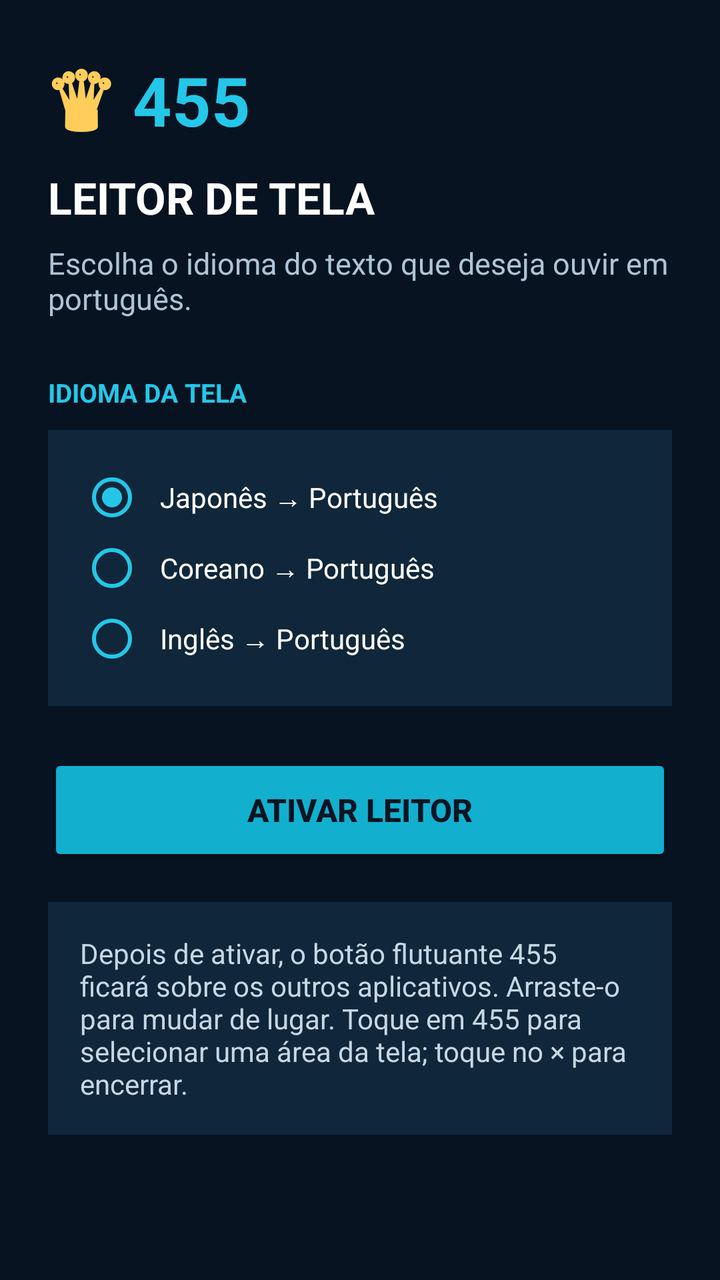
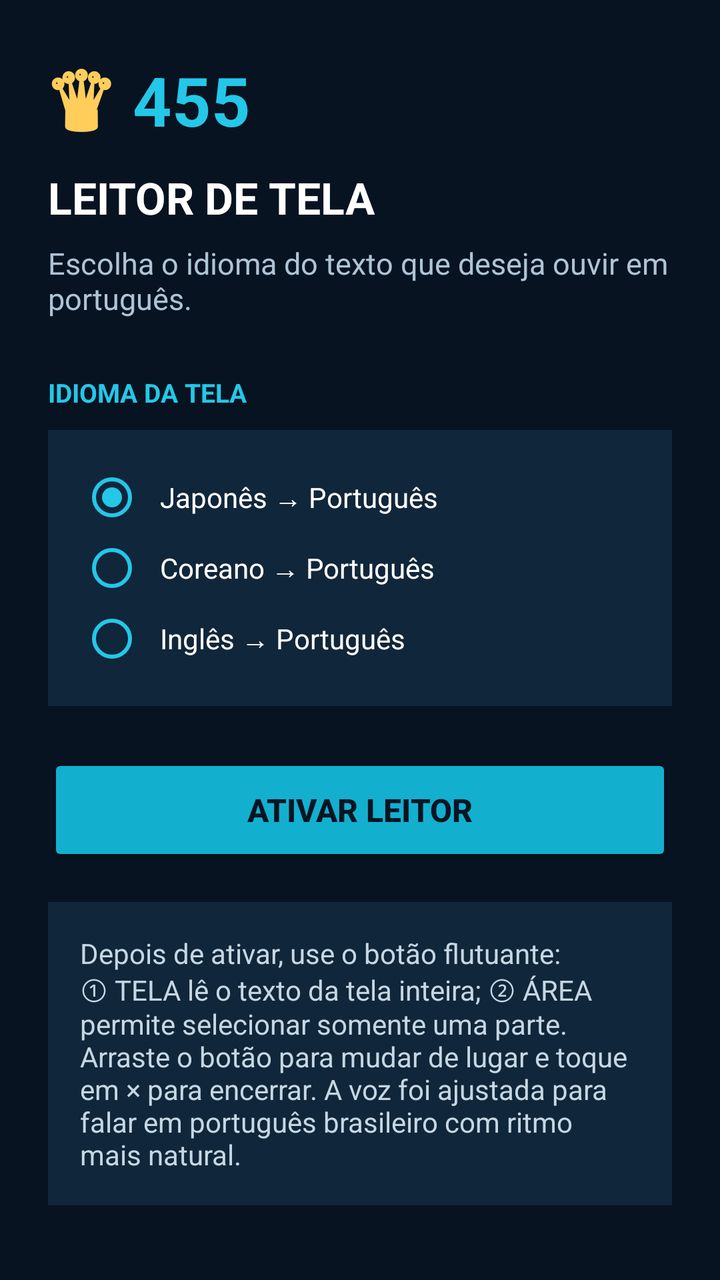

Two renders of the same Android screen: before a commit and after it. Below are the layout's source before the change and the commit's diff.
<!-- AndroidManifest.xml: application theme Theme.AppCompat.Light.DarkActionBar -->
<!-- res/layout/activity_main.xml -->
<?xml version="1.0" encoding="utf-8"?>
<ScrollView xmlns:android="http://schemas.android.com/apk/res/android" android:layout_width="match_parent" android:layout_height="match_parent" android:background="#071321" android:fillViewport="true">
<LinearLayout android:layout_width="match_parent" android:layout_height="wrap_content" android:orientation="vertical" android:padding="24dp">
<LinearLayout android:layout_width="wrap_content" android:layout_height="wrap_content" android:orientation="horizontal" android:gravity="center_vertical">
<TextView android:layout_width="wrap_content" android:layout_height="wrap_content" android:text="♛" android:textColor="#FFCD5A" android:textSize="38sp" android:textStyle="bold"/>
<TextView android:layout_width="wrap_content" android:layout_height="wrap_content" android:layout_marginStart="10dp" android:text="455" android:textColor="#24C7E8" android:textSize="34sp" android:textStyle="bold"/>
</LinearLayout>
<TextView android:layout_width="wrap_content" android:layout_height="wrap_content" android:layout_marginTop="8dp" android:text="LEITOR DE TELA" android:textColor="#FFFFFF" android:textSize="22sp" android:textStyle="bold"/>
<TextView android:layout_width="match_parent" android:layout_height="wrap_content" android:layout_marginTop="8dp" android:text="Escolha o idioma do texto que deseja ouvir em português." android:textColor="#AFC4D5" android:textSize="15sp"/>
<TextView android:layout_width="wrap_content" android:layout_height="wrap_content" android:layout_marginTop="28dp" android:text="IDIOMA DA TELA" android:textColor="#24C7E8" android:textStyle="bold" android:textSize="13sp"/>
<RadioGroup android:id="@+id/rgLang" android:layout_width="match_parent" android:layout_height="wrap_content" android:layout_marginTop="10dp" android:background="#10263A" android:padding="16dp">
<RadioButton android:id="@+id/rbJa" android:layout_width="match_parent" android:layout_height="wrap_content" android:checked="true" android:buttonTint="#24C7E8" android:text="Japonês → Português" android:textColor="#FFFFFF" android:padding="8dp"/>
<RadioButton android:id="@+id/rbKo" android:layout_width="match_parent" android:layout_height="wrap_content" android:buttonTint="#24C7E8" android:text="Coreano → Português" android:textColor="#FFFFFF" android:padding="8dp"/>
<RadioButton android:id="@+id/rbEn" android:layout_width="match_parent" android:layout_height="wrap_content" android:buttonTint="#24C7E8" android:text="Inglês → Português" android:textColor="#FFFFFF" android:padding="8dp"/>
</RadioGroup>
<Button android:id="@+id/btnStart" android:layout_width="match_parent" android:layout_height="56dp" android:layout_marginTop="24dp" android:backgroundTint="#13AFCF" android:text="ATIVAR LEITOR" android:textColor="#061522" android:textStyle="bold" android:textSize="16sp"/>
<TextView android:layout_width="match_parent" android:layout_height="wrap_content" android:layout_marginTop="18dp" android:background="#10263A" android:padding="16dp" android:text="Depois de ativar, o botão flutuante 455 ficará sobre os outros aplicativos. Arraste-o para mudar de lugar. Toque em 455 para selecionar uma área da tela; toque no × para encerrar." android:textColor="#C6D7E4" android:textSize="14sp"/>
</LinearLayout>
</ScrollView>
<!-- resources referenced by this layout -->
<resources>

</resources>

<!-- the commit's change to res/layout/activity_main.xml (unified diff, before → after) -->
@@ -14,6 +14,6 @@
 <RadioButton android:id="@+id/rbEn" android:layout_width="match_parent" android:layout_height="wrap_content" android:buttonTint="#24C7E8" android:text="Inglês → Português" android:textColor="#FFFFFF" android:padding="8dp"/>
 </RadioGroup>
 <Button android:id="@+id/btnStart" android:layout_width="match_parent" android:layout_height="56dp" android:layout_marginTop="24dp" android:backgroundTint="#13AFCF" android:text="ATIVAR LEITOR" android:textColor="#061522" android:textStyle="bold" android:textSize="16sp"/>
-<TextView android:layout_width="match_parent" android:layout_height="wrap_content" android:layout_marginTop="18dp" android:background="#10263A" android:padding="16dp" android:text="Depois de ativar, o botão flutuante 455 ficará sobre os outros aplicativos. Arraste-o para mudar de lugar. Toque em 455 para selecionar uma área da tela; toque no × para encerrar." android:textColor="#C6D7E4" android:textSize="14sp"/>
+<TextView android:layout_width="match_parent" android:layout_height="wrap_content" android:layout_marginTop="18dp" android:background="#10263A" android:padding="16dp" android:text="Depois de ativar, use o botão flutuante: ① TELA lê o texto da tela inteira; ② ÁREA permite selecionar somente uma parte. Arraste o botão para mudar de lugar e toque em × para encerrar. A voz foi ajustada para falar em português brasileiro com ritmo mais natural." android:textColor="#C6D7E4" android:textSize="14sp"/>
 </LinearLayout>
 </ScrollView>
